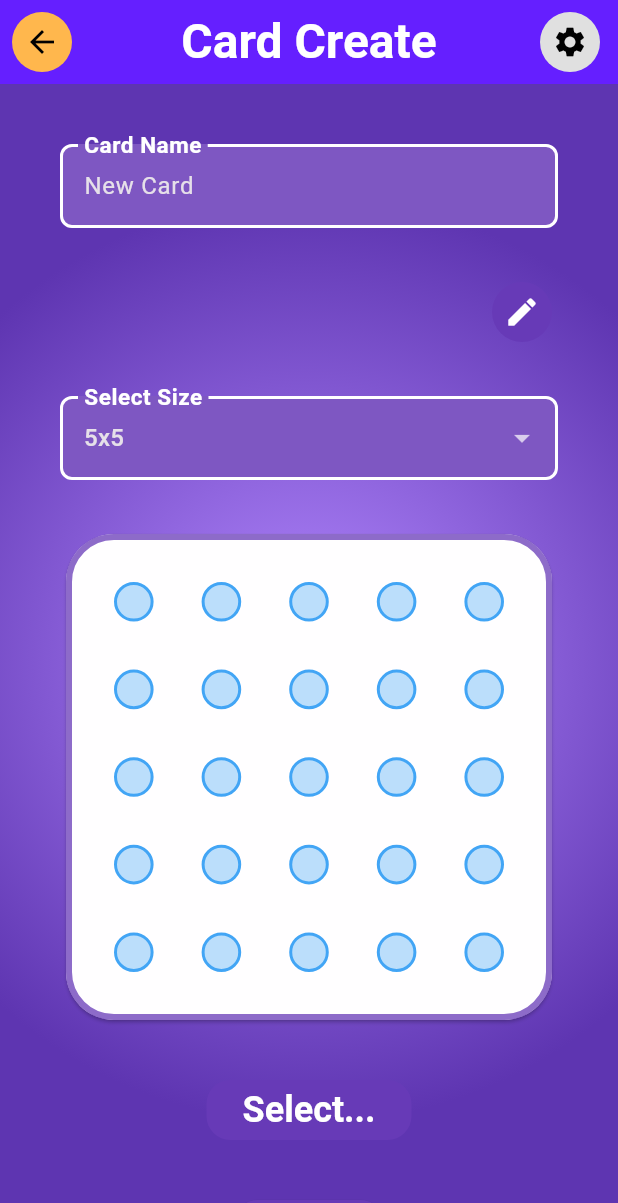
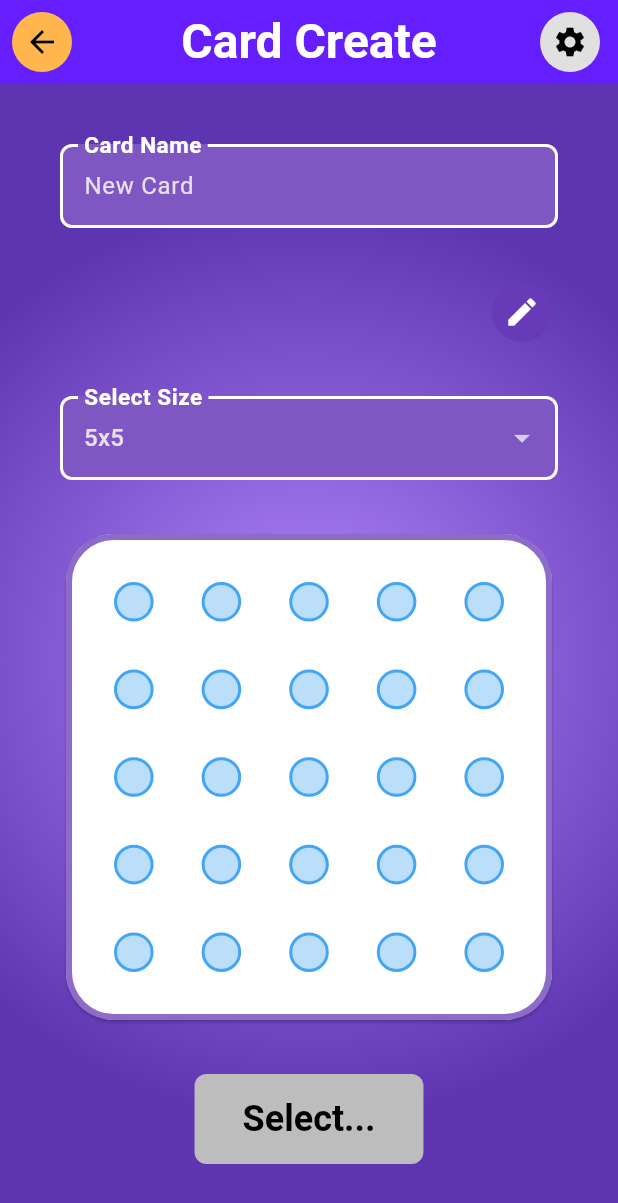
Before and after one commit to Lunix-420/Bingo, a Flutter app: the screen it shows after launch, after a tap on "CREATE CARD", on a phone screen of 412 x 824 dp. Shown: the top 1203 px of the screen. Run offline on Flutter 3.47's test engine with Material 3 defaults, Android fonts, the phone set to English and light mode, and no system bars; drawn by our look-alikes of toastification; our stand-ins replace logger, socket_io_client; network calls fail.

Commit message:
style: adjust styles of buttons

```diff
--- /dev/null
+++ b/lib/theme/buttons.dart
@@ -0,0 +1,67 @@
+import 'package:flutter/material.dart';
+import 'package:frontend/theme/colors.dart';
+import 'package:frontend/theme/spacings.dart';
+import 'package:frontend/theme/textstyles.dart';
+
+class ButtonStyles {
+  static ButtonStyle successButton = ButtonStyle(
+    backgroundColor: WidgetStateProperty.all(AppColors.success),
+    foregroundColor: WidgetStateProperty.all(
+      AppColors.getContrastingColor(AppColors.success),
+    ),
+    padding: WidgetStateProperty.all(
+      const EdgeInsets.symmetric(
+        horizontal: Spacings.extraLarge,
+        vertical: Spacings.medium,
+      ),
+    ),
+    shape: WidgetStateProperty.all(
+      RoundedRectangleBorder(borderRadius: Spacings.roundBorderSmall),
+    ),
+    textStyle: WidgetStateProperty.all(
+      TextStyles.button(
+        color: AppColors.getContrastingColor(AppColors.success),
+      ),
+    ),
+  );
+
+  static ButtonStyle errorButton = ButtonStyle(
+    backgroundColor: WidgetStateProperty.all(AppColors.error),
+    foregroundColor: WidgetStateProperty.all(
+      AppColors.getContrastingColor(AppColors.error),
+    ),
+    padding: WidgetStateProperty.all(
+      const EdgeInsets.symmetric(
+        horizontal: Spacings.extraLarge,
+        vertical: Spacings.medium,
+      ),
+    ),
+    shape: WidgetStateProperty.all(
+      RoundedRectangleBorder(borderRadius: Spacings.roundBorderSmall),
+    ),
+    textStyle: WidgetStateProperty.all(
+      TextStyles.button(color: AppColors.getContrastingColor(AppColors.error)),
+    ),
+  );
+
+  static ButtonStyle disabledButton = ButtonStyle(
+    backgroundColor: WidgetStateProperty.all(AppColors.disabled),
+    foregroundColor: WidgetStateProperty.all(
+      AppColors.getContrastingColor(AppColors.disabled),
+    ),
+    padding: WidgetStateProperty.all(
+      const EdgeInsets.symmetric(
+        horizontal: Spacings.extraLarge,
+        vertical: Spacings.medium,
+      ),
+    ),
+    shape: WidgetStateProperty.all(
+      RoundedRectangleBorder(borderRadius: Spacings.roundBorderSmall),
+    ),
+    textStyle: WidgetStateProperty.all(
+      TextStyles.button(
+        color: AppColors.getContrastingColor(AppColors.disabled),
+      ),
+    ),
+  );
+}
--- a/lib/theme/colors.dart
+++ b/lib/theme/colors.dart
@@ -13,6 +13,7 @@ class AppColors {
   static Color secondary = Colors.blue;
   static Color success = Colors.lightGreenAccent[400]!;
   static Color error = Colors.red;
+  static Color disabled = Colors.grey[400]!;
   static Color retry = Color.fromARGB(255, 20, 242, 246);
   static Color focus = primary;
 
--- a/lib/views/card_preview_view.dart
+++ b/lib/views/card_preview_view.dart
@@ -2,6 +2,7 @@ import 'package:flutter/material.dart';
 import 'package:frontend/model/tileset_model.dart';
 import 'package:frontend/router/routing.dart';
 import 'package:frontend/services/tileset_service.dart';
+import 'package:frontend/theme/buttons.dart';
 import 'package:frontend/theme/spacings.dart';
 import 'package:frontend/widgets/appbar.dart';
 import 'package:frontend/widgets/bingo_field/bingo_field.dart';
@@ -75,6 +76,7 @@ class _CardPreviewViewState extends State<CardPreviewView> {
         ),
         ElevatedButton(
           onPressed: tileset != null ? navigateToEdit : null,
+          style: ButtonStyles.successButton,
           child:
               tileset != null
                   ? const Text("Edit Card")
--- a/lib/views/game_end_view.dart
+++ b/lib/views/game_end_view.dart
@@ -3,6 +3,7 @@ import 'package:frontend/model/player_model.dart';
 import 'package:frontend/model/room_model.dart';
 import 'package:frontend/model/tileset_model.dart';
 import 'package:frontend/router/routing.dart';
+import 'package:frontend/theme/buttons.dart';
 import 'package:frontend/widgets/appbar.dart';
 import 'package:frontend/widgets/bingo_preview_card/bingo_preview_card.dart';
 import 'package:frontend/widgets/score/scoreboard.dart';
@@ -59,7 +60,11 @@ class _GameEndViewState extends State<GameEndView> {
       children: [
         BingoPreviewCardWidget(tileset: tileset, onTap: handleTilesetTap),
         scoreboard ?? const SizedBox.shrink(),
-        ElevatedButton(onPressed: _navigateToHome, child: const Text("Finish")),
+        ElevatedButton(
+          onPressed: _navigateToHome,
+          style: ButtonStyles.successButton,
+          child: const Text("Finish"),
+        ),
       ],
     );
   }
--- a/lib/views/game_view.dart
+++ b/lib/views/game_view.dart
@@ -6,6 +6,7 @@ import 'package:frontend/router/routing.dart';
 import 'package:frontend/services/bingo_field_service.dart';
 import 'package:frontend/services/game_service.dart';
 import 'package:frontend/services/room_service.dart';
+import 'package:frontend/theme/buttons.dart';
 import 'package:frontend/utils/focus_utils.dart';
 import 'package:frontend/utils/named_logger.dart';
 import 'package:frontend/widgets/appbar.dart';
@@ -137,11 +138,16 @@ class _GameViewState extends State<GameView> {
         focusedField! >= _tiles.length) {
       return ElevatedButton(
         onPressed: null,
+        style: ButtonStyles.disabledButton,
         child: const Text("Select a tile..."),
       );
     }
     return ElevatedButton(
       onPressed: () => _handleCheckChange(focusedField!),
+      style:
+          _checked[focusedField!]
+              ? ButtonStyles.errorButton
+              : ButtonStyles.successButton,
       child: Text(_checked[focusedField!] ? "Uncheck" : "Check"),
     );
   }
--- a/lib/widgets/card_edit/card_edit_form.dart
+++ b/lib/widgets/card_edit/card_edit_form.dart
@@ -1,5 +1,6 @@
 import 'package:flutter/material.dart';
 import 'package:frontend/model/tileset_model.dart';
+import 'package:frontend/theme/buttons.dart';
 import 'package:frontend/theme/spacings.dart';
 import 'package:frontend/utils/focus_utils.dart';
 import 'package:frontend/utils/named_logger.dart';
@@ -118,10 +119,18 @@ class _CardEditFormWidgetState extends State<CardEditFormWidget> {
           ),
           ElevatedButton(
             onPressed: _isTileSelected ? _handleEditClick : null,
+            style:
+                _isTileSelected
+                    ? ButtonStyles.successButton
+                    : ButtonStyles.disabledButton,
             child:
                 _isTileSelected ? const Text("Edit") : const Text("Select..."),
           ),
-          ElevatedButton(onPressed: _handleSave, child: const Text('Save')),
+          ElevatedButton(
+            onPressed: _handleSave,
+            style: ButtonStyles.successButton,
+            child: const Text('Save'),
+          ),
         ],
       ),
     );
--- a/lib/widgets/card_list/card_list_filter_dialog.dart
+++ b/lib/widgets/card_list/card_list_filter_dialog.dart
@@ -3,6 +3,7 @@ import 'package:flutter/services.dart';
 import 'package:frontend/model/tileset_filter_model.dart';
 import 'package:frontend/router/routing.dart';
 import 'package:frontend/services/tileset_service.dart';
+import 'package:frontend/theme/buttons.dart';
 import 'package:frontend/theme/colors.dart';
 import 'package:frontend/theme/spacings.dart';
 import 'package:frontend/theme/textstyles.dart';
@@ -110,10 +111,12 @@ class _CardListFilterDialogWidgetState
       actions: [
         ElevatedButton(
           onPressed: () => Routing.navigateBack(context, value: filters),
+          style: ButtonStyles.successButton,
           child: const Text("Save"),
         ),
         ElevatedButton(
           onPressed: () => Routing.navigateBack(context),
+          style: ButtonStyles.errorButton,
           child: const Text("Cancel"),
         ),
       ],
--- a/lib/widgets/future_create_button.dart
+++ b/lib/widgets/future_create_button.dart
@@ -1,4 +1,5 @@
 import 'package:flutter/material.dart';
+import 'package:frontend/theme/buttons.dart';
 import 'package:frontend/widgets/future_loader.dart';
 
 class FutureCreateButtonWidget<T> extends StatelessWidget {
@@ -34,6 +35,10 @@ class FutureCreateButtonWidget<T> extends StatelessWidget {
           },
           onError: (error) => onError != null ? onError!(error) : null,
         )
-        : ElevatedButton(onPressed: buttonCallback, child: Text(buttonText));
+        : ElevatedButton(
+          onPressed: buttonCallback,
+          style: ButtonStyles.successButton,
+          child: Text(buttonText),
+        );
   }
 }
```
